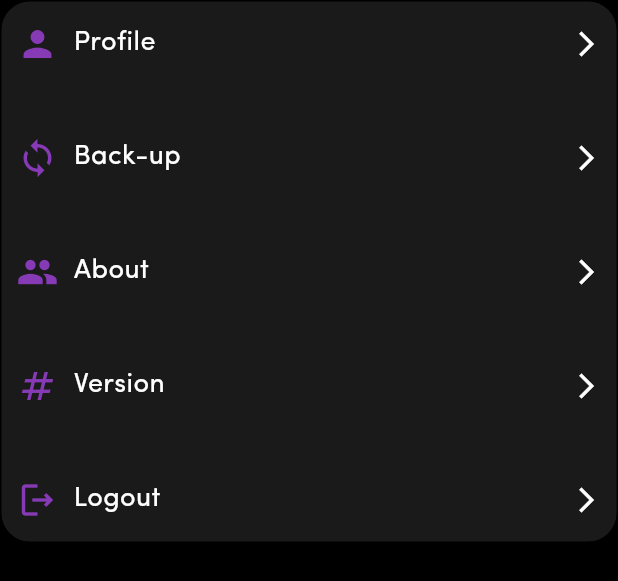
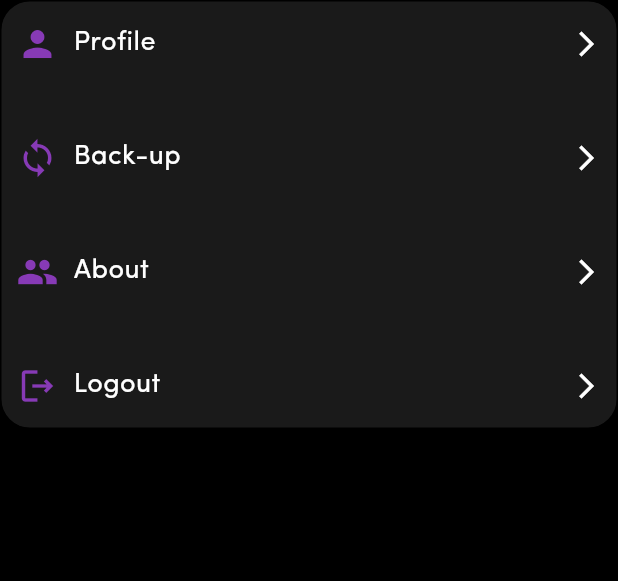
Before and after one commit to MortdaLtfe/Nota, a Flutter app: the SettingsList widget shown alone on an empty page, opened directly with empty values, on a phone screen of 412 x 824 dp. Shown: the top 581 px of the screen. Run offline on Flutter 3.47's test engine with Material 3 defaults, Android fonts, the phone set to English and light mode, and no system bars; our stand-ins replace bloc, cloud_firestore, firebase_auth, firebase_core, flutter_bloc, hive and 2 more; accounts and stored records are empty; generated files the repository leaves out were written again.

Commit message:
edit: adding navigation to About view

```diff
--- a/lib/features/settings/settings_view.dart
+++ b/lib/features/settings/settings_view.dart
@@ -2,6 +2,7 @@ import 'package:firebase_auth/firebase_auth.dart';
 import 'package:flutter/material.dart';
 import 'package:flutter_bloc/flutter_bloc.dart';
 import 'package:logger/logger.dart';
+import 'package:nota/features/about/about_view.dart';
 import 'package:nota/features/authentication/cubit/authentication_cubit.dart';
 import 'package:nota/features/backup/views/backup_view.dart';
 import 'package:nota/features/profile/views/profile_view.dart';
@@ -95,13 +96,8 @@ class SettingsList extends StatelessWidget {
       {
         "title": "About",
         "icon": Icons.group,
-        "onTap": () {},
-        "authenticated": false
-      },
-      {
-        "title": "Version",
-        "icon": Icons.numbers_outlined,
-        "onTap": () {},
+        "onTap": () => Navigator.push(context,
+            MaterialPageRoute(builder: (context) => const AboutView())),
         "authenticated": false
       },
       {
```
